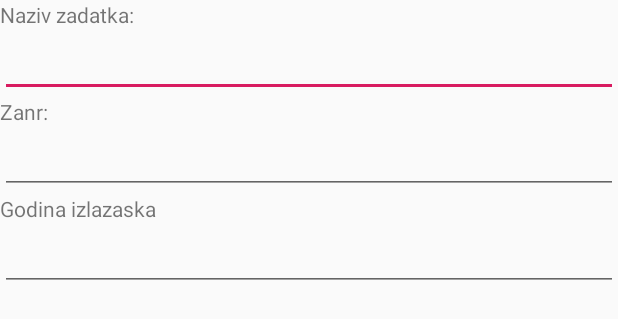
After one commit to lukap992/ispitniZadatak, an Android app: the layout dialog_dodaj_zadatak.xml on its own in the app's theme, with its tools: preview values and no code run, on a phone screen of 412 x 824 dp. The commit adds this screen. Shown: the top 319 px of the screen. Run offline under Robolectric (Android 15) with nearby library versions, the phone set to English and light mode, and no system bars.

Commit message:
commit 7

```diff
--- a/app/src/main/AndroidManifest.xml
+++ b/app/src/main/AndroidManifest.xml
@@ -17,6 +17,12 @@
                 <category android:name="android.intent.category.LAUNCHER" />
             </intent-filter>
         </activity>
+        <activity android:name=".activites.SettingsActivity"
+            android:label="Settings Activity"
+            android:theme="@style/AppTheme.NoActionBar"
+            android:parentActivityName=".activites.SettingsActivity">
+
+        </activity>
     </application>
 
 </manifest>
--- /dev/null
+++ b/app/src/main/res/layout/dialog_dodaj_zadatak.xml
@@ -0,0 +1,58 @@
+<?xml version="1.0" encoding="utf-8"?>
+<LinearLayout xmlns:android="http://schemas.android.com/apk/res/android"
+    android:orientation="vertical"
+    android:layout_width="match_parent"
+    android:layout_height="match_parent">
+
+    <LinearLayout
+        android:layout_width="match_parent"
+        android:orientation="vertical"
+        android:layout_height="wrap_content">
+
+        <TextView
+            android:layout_width="match_parent"
+            android:text="Naziv zadatka: "
+            android:layout_height="wrap_content" />
+        <EditText
+            android:id="@+id/dialog_film_naziv_filma"
+            android:layout_width="match_parent"
+            android:layout_height="match_parent" />
+
+    </LinearLayout>
+
+    <LinearLayout
+        android:layout_width="match_parent"
+        android:orientation="vertical"
+        android:layout_height="wrap_content">
+
+        <TextView
+            android:layout_width="match_parent"
+            android:text="Zanr: "
+            android:layout_height="wrap_content" />
+
+        <EditText
+            android:id="@+id/dialog_film_zanr_filma"
+            android:layout_width="match_parent"
+            android:layout_height="match_parent" />
+
+    </LinearLayout>
+
+    <LinearLayout
+        android:layout_width="match_parent"
+        android:orientation="vertical"
+        android:layout_height="wrap_content">
+
+        <TextView
+            android:layout_width="match_parent"
+            android:text="Godina izlazaska"
+            android:layout_height="wrap_content" />
+        <EditText
+            android:id="@+id/dialog_film_godina_izlazska"
+            android:inputType="date"
+            android:layout_width="match_parent"
+            android:layout_height="match_parent" />
+
+    </LinearLayout>
+
+
+</LinearLayout>
--- a/app/src/main/res/menu/detail_menu.xml
+++ b/app/src/main/res/menu/detail_menu.xml
@@ -1,5 +1,6 @@
 <?xml version="1.0" encoding="utf-8"?>
-<menu xmlns:android="http://schemas.android.com/apk/res/android">
+<menu xmlns:android="http://schemas.android.com/apk/res/android"
+    xmlns:app="http://schemas.android.com/apk/res-auto">
 
     <item
         android:id="@+id/izmena_grupe_action_update"
```
Also changed, not shown: app/src/main/java/com/ftninformatika/lukapersaj/activites/DetailActivity.java (+19 -2 lines), app/src/main/java/com/ftninformatika/lukapersaj/activites/MainActivity.java (+14 -1 lines), app/src/main/java/com/ftninformatika/lukapersaj/dialog/AboutDialog.java (added, +45 -0 lines).
